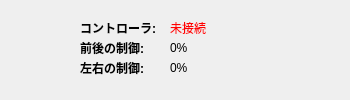
Above: windows/ControllerSettings.ui from JamesXiaoMo/GPSRobotProject before the change. Below: the same form after it.
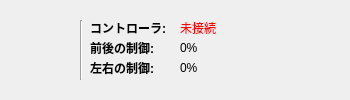
That is the form after the change. Icons and pictures are not drawn.

What changed in the file:
```diff
--- a/windows/ControllerSettings.ui
+++ b/windows/ControllerSettings.ui
@@ -20,7 +20,7 @@
   <widget class="QLabel" name="label">
    <property name="geometry">
     <rect>
-     <x>80</x>
+     <x>90</x>
      <y>20</y>
      <width>81</width>
      <height>16</height>
@@ -38,7 +38,7 @@
   <widget class="QLabel" name="label_2">
    <property name="geometry">
     <rect>
-     <x>170</x>
+     <x>180</x>
      <y>20</y>
      <width>171</width>
      <height>16</height>
@@ -54,7 +54,7 @@
   <widget class="QLabel" name="label_3">
    <property name="geometry">
     <rect>
-     <x>80</x>
+     <x>90</x>
      <y>40</y>
      <width>71</width>
      <height>16</height>
@@ -72,7 +72,7 @@
   <widget class="QLabel" name="label_4">
    <property name="geometry">
     <rect>
-     <x>170</x>
+     <x>180</x>
      <y>40</y>
      <width>54</width>
      <height>16</height>
@@ -85,7 +85,7 @@
   <widget class="QLabel" name="label_5">
    <property name="geometry">
     <rect>
-     <x>80</x>
+     <x>90</x>
      <y>60</y>
      <width>71</width>
      <height>16</height>
@@ -103,7 +103,7 @@
   <widget class="QLabel" name="label_6">
    <property name="geometry">
     <rect>
-     <x>170</x>
+     <x>180</x>
      <y>60</y>
      <width>54</width>
      <height>16</height>
@@ -132,6 +132,19 @@
     <bool>true</bool>
    </property>
   </widget>
+  <widget class="Line" name="line">
+   <property name="geometry">
+    <rect>
+     <x>80</x>
+     <y>20</y>
+     <width>3</width>
+     <height>60</height>
+    </rect>
+   </property>
+   <property name="orientation">
+    <enum>Qt::Orientation::Vertical</enum>
+   </property>
+  </widget>
  </widget>
  <resources>
   <include location="../resources.qrc"/>
```
